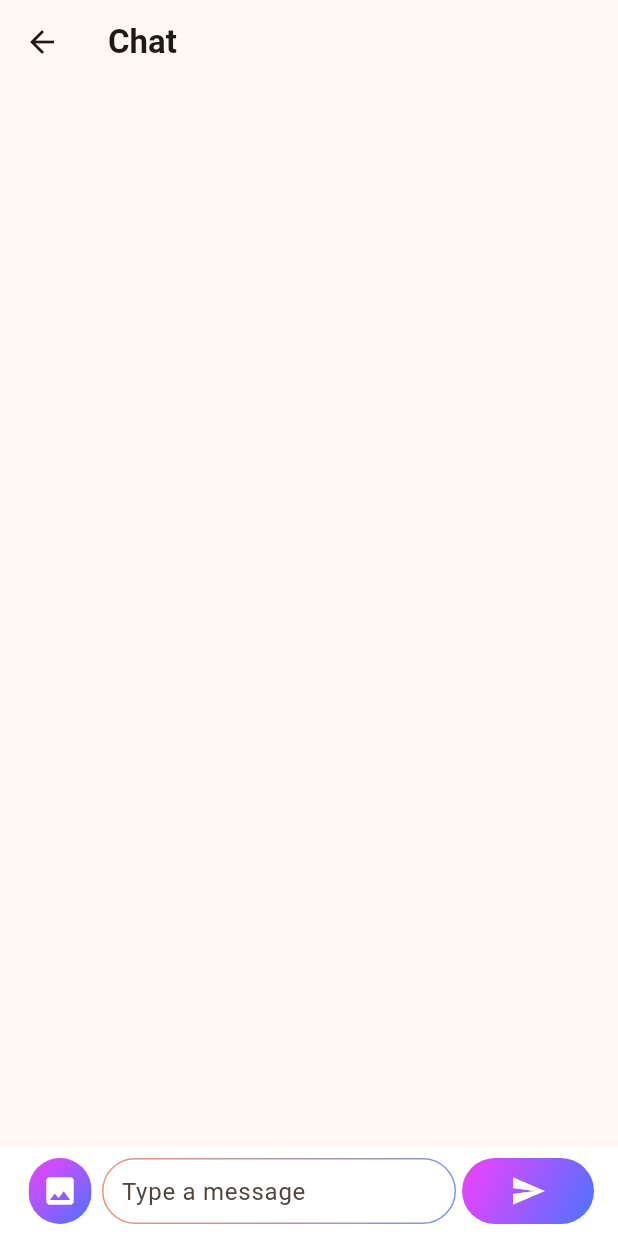
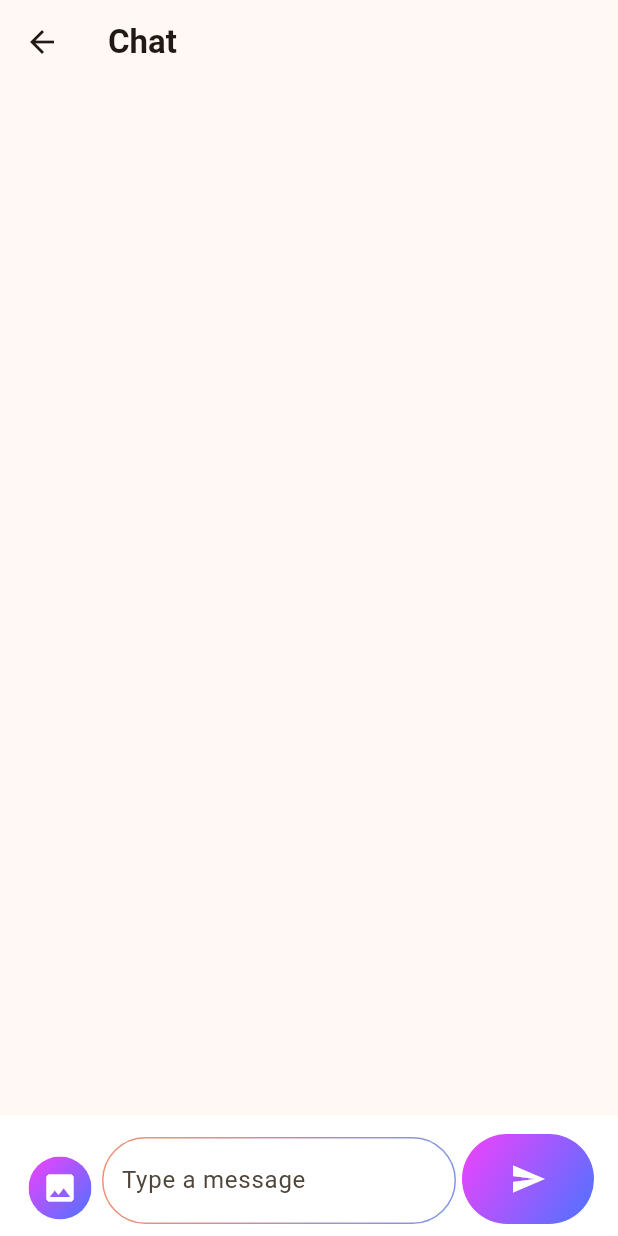
Before and after one commit to acarolsf/flutter-gemini, a Flutter app: the ChatPage screen opened by its route, on a phone screen of 412 x 824 dp. Run offline on Flutter 3.47's test engine with Material 3 defaults, Android fonts, the phone set to English and light mode, and no system bars; our stand-ins replace file_picker, flutter_dotenv, google_generative_ai, gradient_borders.

Commit message:
show selected file

```diff
--- a/lib/screens/chat/chat_page.dart
+++ b/lib/screens/chat/chat_page.dart
@@ -87,10 +87,11 @@ class _ChatPageState extends State<ChatPage> implements ChatDelegate {
               child: Container(
                 padding:
                     const EdgeInsets.symmetric(horizontal: 16.0, vertical: 8.0),
-                height: 60,
+                height: _presenter.file == null ? 80 : 160,
                 width: double.infinity,
                 color: Colors.white,
                 child: Row(
+                  crossAxisAlignment: CrossAxisAlignment.end,
                   children: [
                     MaterialButton(
                       onPressed: () async {
@@ -101,6 +102,7 @@ class _ChatPageState extends State<ChatPage> implements ChatDelegate {
                           borderRadius: BorderRadius.circular(80.0)),
                       padding: const EdgeInsets.all(0.0),
                       child: Ink(
+                        height: 42,
                         decoration: const BoxDecoration(
                           gradient: LinearGradient(
                               begin: Alignment.topLeft,
@@ -127,7 +129,32 @@ class _ChatPageState extends State<ChatPage> implements ChatDelegate {
                       width: 4.0,
                     ),
                     Expanded(
+                      child: Column(
+                        crossAxisAlignment: CrossAxisAlignment.start,
+                        mainAxisAlignment: MainAxisAlignment.end,
+                        children: [
+                          Visibility(
+                            visible: _presenter.file != null,
                             child: Container(
+                              padding: EdgeInsets.all(8),
+                              child: Stack(
+                                alignment: Alignment.topRight,
+                                children: [
+                                  IconButton(
+                                    onPressed: () => _presenter.removeImage(),
+                                    icon: Icon(
+                                      Icons.close,
+                                      color: Colors.black12,
+                                      size: 50,
+                                    ),
+                                  ),
+                                  Image.file(File(_presenter.file ?? ''),
+                                      width: 100),
+                                ],
+                              ),
+                            ),
+                          ),
+                          Container(
                             decoration: const BoxDecoration(
                               border: GradientBoxBorder(
                                 gradient: LinearGradient(
@@ -138,7 +165,8 @@ class _ChatPageState extends State<ChatPage> implements ChatDelegate {
                                       Color(0xFF7D96E6),
                                     ]),
                               ),
-                          borderRadius: BorderRadius.all(Radius.circular(50.0)),
+                              borderRadius:
+                                  BorderRadius.all(Radius.circular(50.0)),
                             ),
                             child: Padding(
                               padding: const EdgeInsets.all(4.0),
@@ -152,20 +180,23 @@ class _ChatPageState extends State<ChatPage> implements ChatDelegate {
                               ),
                             ),
                           ),
+                        ],
+                      ),
                     ),
                     const SizedBox(
                       width: 4.0,
                     ),
-                    isLoading ? const CircularProgressIndicator() :
-                    MaterialButton(
+                    isLoading
+                        ? const CircularProgressIndicator()
+                        : MaterialButton(
                             onPressed: () async {
                               await _presenter.sendAnswer(_chatController.text);
-                        _chatController.clear();
                             },
                             shape: RoundedRectangleBorder(
                                 borderRadius: BorderRadius.circular(80.0)),
                             padding: const EdgeInsets.all(0.0),
                             child: Ink(
+                              height: 60,
                               decoration: const BoxDecoration(
                                 gradient: LinearGradient(
                                     begin: Alignment.topLeft,
@@ -174,7 +205,8 @@ class _ChatPageState extends State<ChatPage> implements ChatDelegate {
                                       Color.fromARGB(255, 243, 65, 252),
                                       Color.fromARGB(255, 74, 116, 255),
                                     ]),
-                          borderRadius: BorderRadius.all(Radius.circular(50.0)),
+                                borderRadius:
+                                    BorderRadius.all(Radius.circular(50.0)),
                               ),
                               child: Container(
                                   constraints: const BoxConstraints(
@@ -221,4 +253,9 @@ class _ChatPageState extends State<ChatPage> implements ChatDelegate {
       isLoading = true;
     });
   }
+
+  @override
+  clearText() {
+    _chatController.clear();
   }
+}
```
Lines whose indentation alone changed are shown as unchanged.
